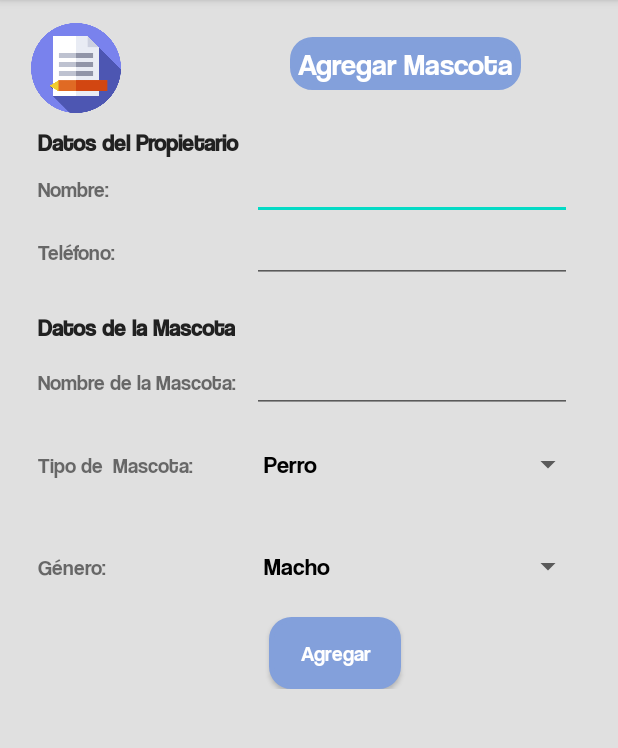
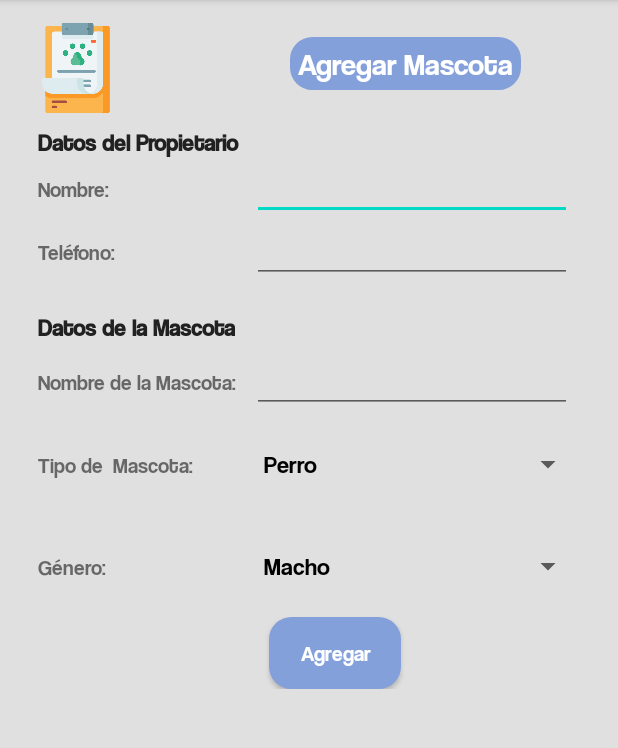
Before and after one commit to DS-Android-Java/Lab05, an Android app: the FormularioAddAnimal screen opened directly, with no data from a screen before it, on a phone screen of 412 x 824 dp, the part 84-832 px from its top. Run offline under Robolectric (Android 15) with nearby library versions, the phone set to English and light mode, and no system bars.

Commit message:
Imagen en formulario agregar

```diff
--- a/app/src/main/res/layout/activity_formulario_add_animal.xml
+++ b/app/src/main/res/layout/activity_formulario_add_animal.xml
@@ -28,7 +28,7 @@
             android:layout_marginTop="15dp"
             app:layout_constraintStart_toStartOf="parent"
             app:layout_constraintTop_toTopOf="parent"
-            app:srcCompat="@drawable/notas" />
+            app:srcCompat="@drawable/informemedico" />
 
 
         <TextView
```
Also changed, not shown: app/src/main/res/drawable/informemedico.png (added).
